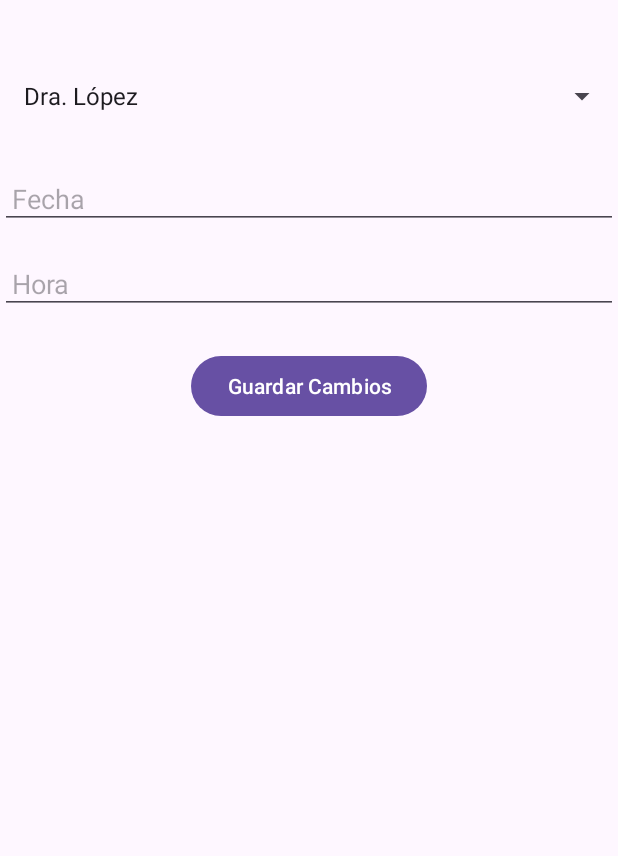
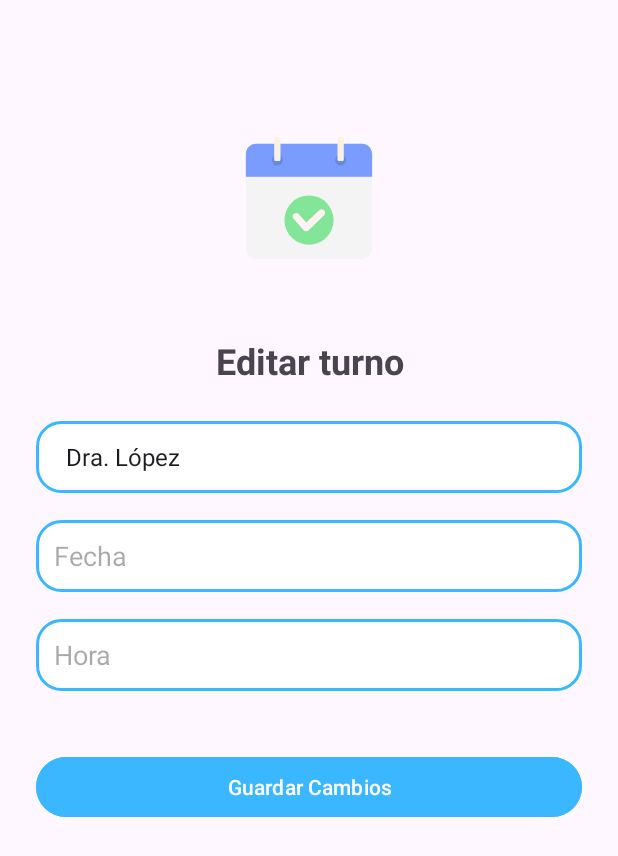
Before and after one commit to yachela/turna-mobile, an Android app: the EditarTurnoActivity screen opened directly, with no data from a screen before it, on a phone screen of 412 x 824 dp. Shown: the top 856 px of the screen. Run offline under Robolectric (Android 15) with nearby library versions, the phone set to English and light mode, and no system bars.

Commit message:
UI: actualizo pantalla de editar turno y corrijo interacción con campos de fecha/hora

```diff
--- a/app/src/main/res/layout/activity_editar_turno.xml
+++ b/app/src/main/res/layout/activity_editar_turno.xml
@@ -1,58 +1,75 @@
 <?xml version="1.0" encoding="utf-8"?>
-<androidx.constraintlayout.widget.ConstraintLayout xmlns:android="http://schemas.android.com/apk/res/android"
-    xmlns:app="http://schemas.android.com/apk/res-auto"
-    xmlns:tools="http://schemas.android.com/tools"
-    android:id="@+id/main"
+<ScrollView xmlns:android="http://schemas.android.com/apk/res/android"
     android:layout_width="match_parent"
     android:layout_height="match_parent"
-    tools:context=".EditarTurnoActivity">
+    android:fillViewport="true">
 
+    <LinearLayout
+        android:orientation="vertical"
+        android:padding="24dp"
+        android:layout_width="match_parent"
+        android:layout_height="wrap_content"
+        android:gravity="center_horizontal">
 
+        <ImageView
+            android:id="@+id/imageViewLogo"
+            android:src="@drawable/turna"
+            android:layout_width="120dp"
+            android:layout_height="120dp"
+            android:layout_gravity="center"
+            android:contentDescription="@string/logo_turna"
+            android:layout_marginTop="48dp"
+            android:layout_marginBottom="32dp"/>
+
+        <TextView
+            android:id="@+id/textViewReservarTurno"
+            android:text="Editar turno"
+            android:textSize="24sp"
+            android:textStyle="bold"
+            android:gravity="center"
+            android:layout_width="match_parent"
+            android:layout_height="wrap_content"
+            android:layout_marginBottom="24dp" />
 
         <Spinner
             android:id="@+id/spinnerProfesional"
-        android:layout_width="0dp"
-        android:layout_height="wrap_content"
-        android:layout_marginTop="32dp"
-        app:layout_constraintTop_toTopOf="parent"
-        app:layout_constraintStart_toStartOf="parent"
-        app:layout_constraintEnd_toEndOf="parent"
-        android:padding="8dp" />
+            android:layout_width="match_parent"
+            android:layout_height="48dp"
+            android:background="@drawable/rounded_edittext"
+            android:padding="12dp"
+            android:layout_marginBottom="18dp"/>
 
         <EditText
             android:id="@+id/editTextFecha"
-        android:layout_width="0dp"
-        android:layout_height="wrap_content"
+            android:layout_width="match_parent"
+            android:layout_height="48dp"
             android:hint="Fecha"
             android:focusable="false"
             android:clickable="true"
-        android:layout_marginTop="16dp"
-        app:layout_constraintTop_toBottomOf="@id/spinnerProfesional"
-        app:layout_constraintStart_toStartOf="parent"
-        app:layout_constraintEnd_toEndOf="parent"
-        android:padding="8dp" />
+            android:background="@drawable/rounded_edittext"
+            android:padding="12dp"
+            android:layout_marginBottom="18dp" />
 
         <EditText
             android:id="@+id/editTextHora"
-        android:layout_width="0dp"
-        android:layout_height="wrap_content"
+            android:layout_width="match_parent"
+            android:layout_height="48dp"
             android:hint="Hora"
             android:focusable="false"
             android:clickable="true"
-        android:layout_marginTop="16dp"
-        app:layout_constraintTop_toBottomOf="@id/editTextFecha"
-        app:layout_constraintStart_toStartOf="parent"
-        app:layout_constraintEnd_toEndOf="parent"
-        android:padding="8dp" />
+            android:background="@drawable/rounded_edittext"
+            android:padding="12dp"
+            android:layout_marginBottom="28dp" />
 
         <Button
             android:id="@+id/btnGuardarTurno"
-        android:layout_width="wrap_content"
-        android:layout_height="wrap_content"
+            android:layout_width="match_parent"
+            android:layout_height="48dp"
             android:text="Guardar Cambios"
-        android:layout_marginTop="24dp"
-        app:layout_constraintTop_toBottomOf="@id/editTextHora"
-        app:layout_constraintStart_toStartOf="parent"
-        app:layout_constraintEnd_toEndOf="parent" />
+            android:backgroundTint="@color/turna_primary"
+            android:textColor="@android:color/white"
+            android:textAllCaps="false"
+            android:layout_marginTop="12dp" />
 
-</androidx.constraintlayout.widget.ConstraintLayout>
+    </LinearLayout>
+</ScrollView>
```
Lines whose indentation alone changed are shown as unchanged.
